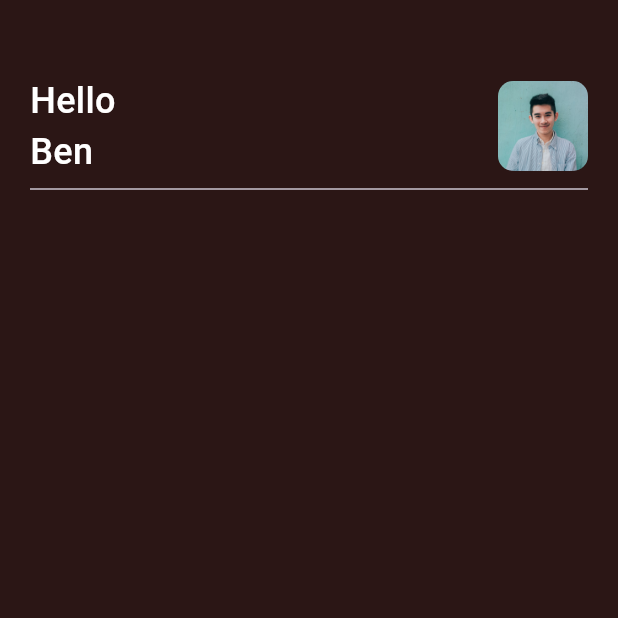
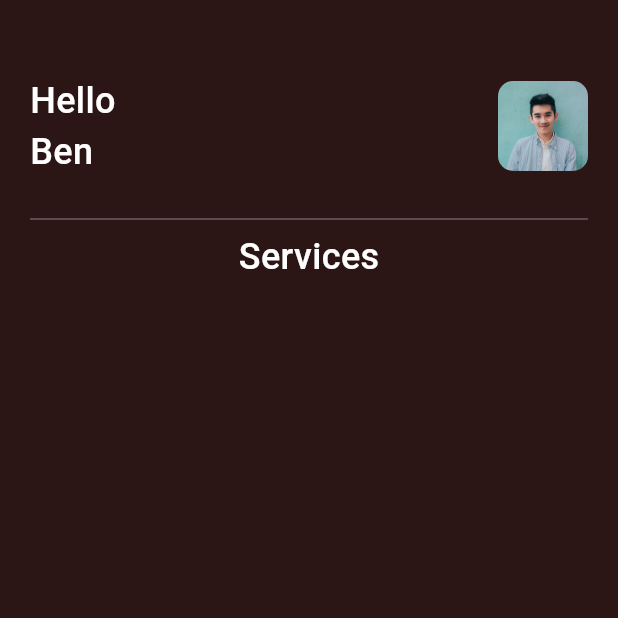
Before and after one commit to adogbeji/FlutterBarberBookingApp, a Flutter app: the screen it shows after launch, on a phone screen of 412 x 824 dp, the top half of it. Run offline on Flutter 3.47's test engine with Material 3 defaults, Android fonts, the phone set to English and light mode, and no system bars.

Commit message:
Add more text to home screen

```diff
--- a/lib/views/screens/home_screen.dart
+++ b/lib/views/screens/home_screen.dart
@@ -70,7 +70,18 @@ class _HomeScreenState extends State<HomeScreen> {
               ],
             ),
 
-            Divider(),
+            const SizedBox(height: 20,),
+
+            const Divider(color: Colors.white30,),
+
+            const Text(
+              'Services',
+              style: TextStyle(
+                fontSize: 24,
+                color: Colors.white,
+                fontWeight: FontWeight.w500,
+              ),
+            ),
           ],
         ),
       ),
```
